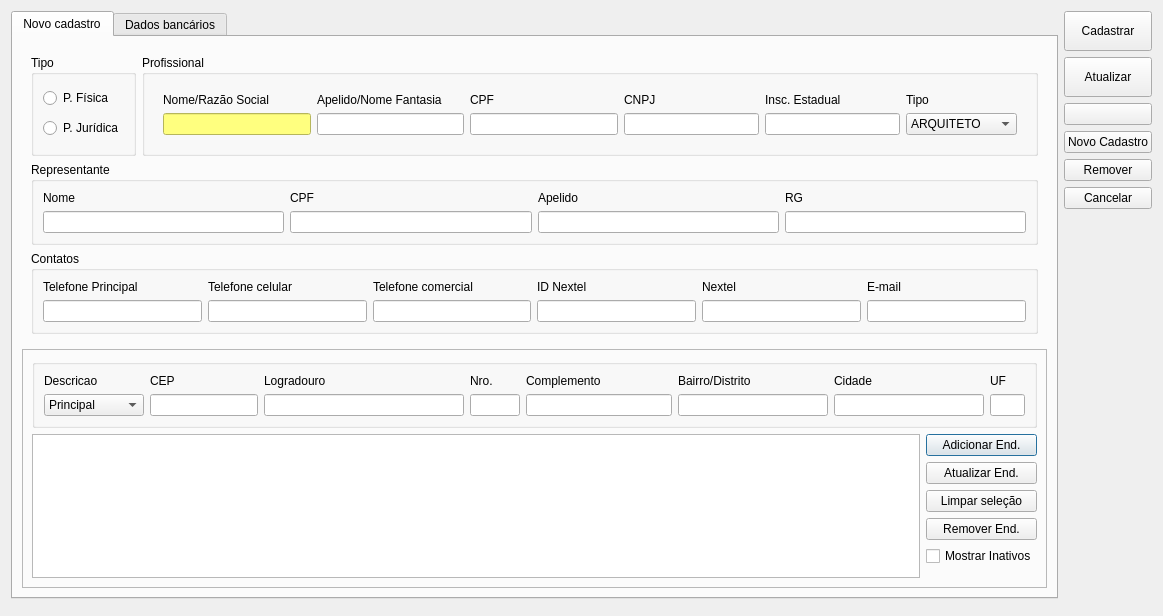
Qt form ui/cadastroprofissional.ui (lellisls/ERP-STACCATO) before a commit.
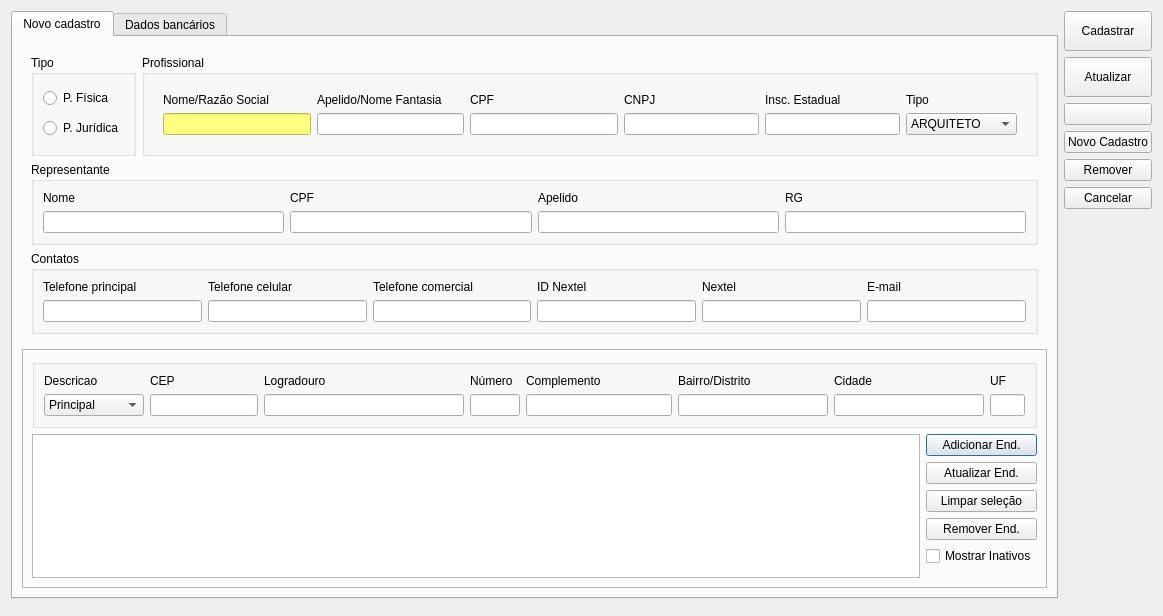
The same form after that commit. Icons and pictures are not drawn. Custom widgets are drawn as their Qt base class.

Commit message: AcessibleName's nas telas de cadastro

What changed in the file:
```diff
--- a/ui/cadastroprofissional.ui
+++ b/ui/cadastroprofissional.ui
@@ -239,7 +239,7 @@
              <item row="0" column="3">
               <widget class="QLabel" name="labelNro">
                <property name="text">
-                <string>Nro.</string>
+                <string>Número</string>
                </property>
               </widget>
              </item>
@@ -650,7 +650,7 @@
                <item row="0" column="0">
                 <widget class="QLabel" name="label_18">
                  <property name="text">
-                  <string>Telefone Principal</string>
+                  <string>Telefone principal</string>
                  </property>
                 </widget>
                </item>
```
Left out of the diff: 69 changed lines with no effect on the pictures. The commit also changes 4 other files.
